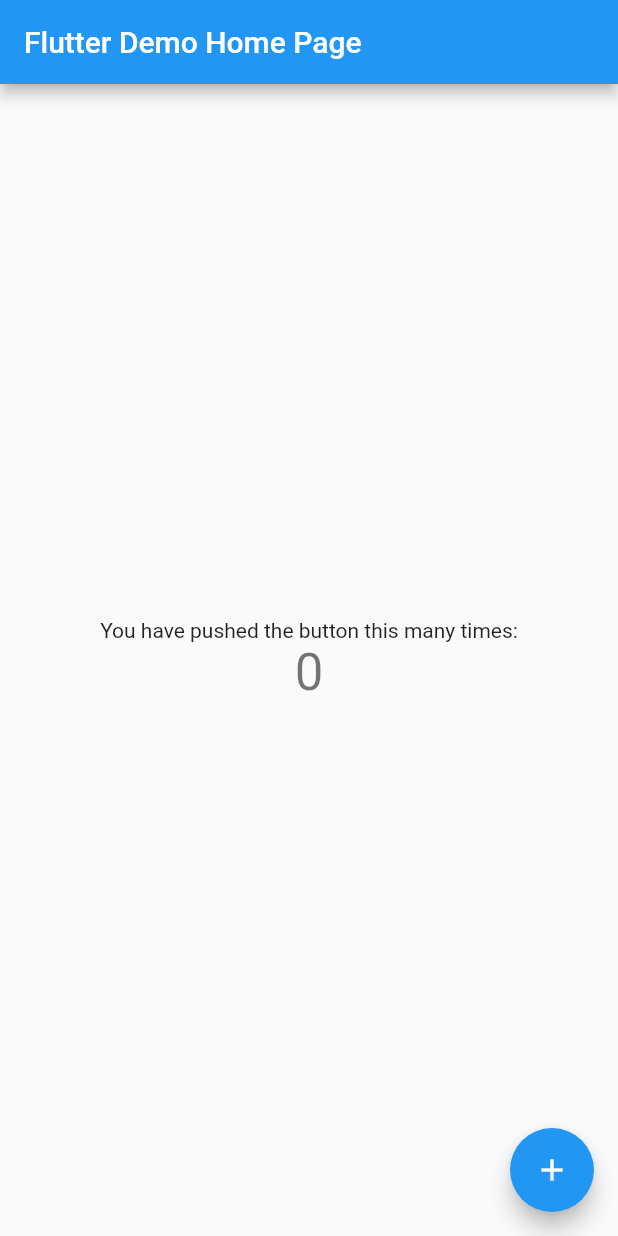
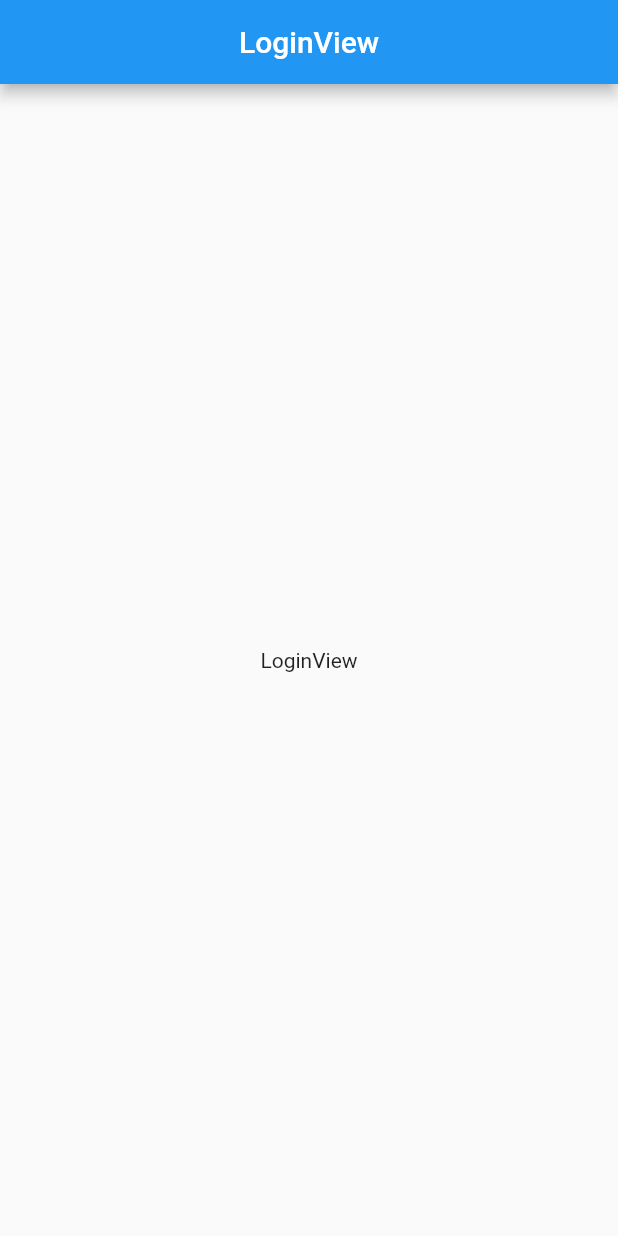
Before and after one commit to SergioK12/validacion-de-formularios, a Flutter app: the screen it shows after launch, on a phone screen of 412 x 824 dp. Run offline on Flutter 3.47's test engine with Material 2 defaults, Android fonts, the phone set to English and light mode, and no system bars.

Commit message:
Agregadas las bases

```diff
--- a/lib/main.dart
+++ b/lib/main.dart
@@ -1,115 +1,21 @@
 import 'package:flutter/material.dart';
+import 'package:validacion_de_formularios/views/views.dart';
 
-void main() {
-  runApp(const MyApp());
-}
+void main() => runApp(const MyApp());
 
 class MyApp extends StatelessWidget {
   const MyApp({super.key});
 
-  // This widget is the root of your application.
   @override
   Widget build(BuildContext context) {
     return MaterialApp(
-      title: 'Flutter Demo',
-      theme: ThemeData(
-        // This is the theme of your application.
-        //
-        // Try running your application with "flutter run". You'll see the
-        // application has a blue toolbar. Then, without quitting the app, try
-        // changing the primarySwatch below to Colors.green and then invoke
-        // "hot reload" (press "r" in the console where you ran "flutter run",
-        // or simply save your changes to "hot reload" in a Flutter IDE).
-        // Notice that the counter didn't reset back to zero; the application
-        // is not restarted.
-        primarySwatch: Colors.blue,
-      ),
-      home: const MyHomePage(title: 'Flutter Demo Home Page'),
+      debugShowCheckedModeBanner: false,
+      title: 'Validacion de formularios',
+     initialRoute: 'login',
+     routes: {
+      'login':(context) => const LoginView(),
+      'home':(context) => const HomeView()
+     },
     );
   }
 }
-
-class MyHomePage extends StatefulWidget {
-  const MyHomePage({super.key, required this.title});
-
-  // This widget is the home page of your application. It is stateful, meaning
-  // that it has a State object (defined below) that contains fields that affect
-  // how it looks.
-
-  // This class is the configuration for the state. It holds the values (in this
-  // case the title) provided by the parent (in this case the App widget) and
-  // used by the build method of the State. Fields in a Widget subclass are
-  // always marked "final".
-
-  final String title;
-
-  @override
-  State<MyHomePage> createState() => _MyHomePageState();
-}
-
-class _MyHomePageState extends State<MyHomePage> {
-  int _counter = 0;
-
-  void _incrementCounter() {
-    setState(() {
-      // This call to setState tells the Flutter framework that something has
-      // changed in this State, which causes it to rerun the build method below
-      // so that the display can reflect the updated values. If we changed
-      // _counter without calling setState(), then the build method would not be
-      // called again, and so nothing would appear to happen.
-      _counter++;
-    });
-  }
-
-  @override
-  Widget build(BuildContext context) {
-    // This method is rerun every time setState is called, for instance as done
-    // by the _incrementCounter method above.
-    //
-    // The Flutter framework has been optimized to make rerunning build methods
-    // fast, so that you can just rebuild anything that needs updating rather
-    // than having to individually change instances of widgets.
-    return Scaffold(
-      appBar: AppBar(
-        // Here we take the value from the MyHomePage object that was created by
-        // the App.build method, and use it to set our appbar title.
-        title: Text(widget.title),
-      ),
-      body: Center(
-        // Center is a layout widget. It takes a single child and positions it
-        // in the middle of the parent.
-        child: Column(
-          // Column is also a layout widget. It takes a list of children and
-          // arranges them vertically. By default, it sizes itself to fit its
-          // children horizontally, and tries to be as tall as its parent.
-          //
-          // Invoke "debug painting" (press "p" in the console, choose the
-          // "Toggle Debug Paint" action from the Flutter Inspector in Android
-          // Studio, or the "Toggle Debug Paint" command in Visual Studio Code)
-          // to see the wireframe for each widget.
-          //
-          // Column has various properties to control how it sizes itself and
-          // how it positions its children. Here we use mainAxisAlignment to
-          // center the children vertically; the main axis here is the vertical
-          // axis because Columns are vertical (the cross axis would be
-          // horizontal).
-          mainAxisAlignment: MainAxisAlignment.center,
-          children: <Widget>[
-            const Text(
-              'You have pushed the button this many times:',
-            ),
-            Text(
-              '$_counter',
-              style: Theme.of(context).textTheme.headlineMedium,
-            ),
-          ],
-        ),
-      ),
-      floatingActionButton: FloatingActionButton(
-        onPressed: _incrementCounter,
-        tooltip: 'Increment',
-        child: const Icon(Icons.add),
-      ), // This trailing comma makes auto-formatting nicer for build methods.
-    );
-  }
-}
--- /dev/null
+++ b/lib/views/homeview.dart
@@ -0,0 +1,16 @@
+import 'package:flutter/material.dart';
+
+class HomeView extends StatelessWidget {
+  const HomeView({Key? key}) : super(key: key);
+  @override
+  Widget build(BuildContext context) {
+    return Scaffold(
+      appBar: AppBar(
+        title: const Text('HomeView'),
+      ),
+      body: const Center(
+        child: Text('HomeView'),
+      ),
+    );
+  }
+}
--- /dev/null
+++ b/lib/views/loginview.dart
@@ -0,0 +1,17 @@
+import 'package:flutter/material.dart';
+
+class LoginView extends StatelessWidget {
+  const LoginView({Key? key}) : super(key: key);
+  @override
+  Widget build(BuildContext context) {
+    return Scaffold(
+      appBar: AppBar(
+        title: const Text('LoginView'),
+        centerTitle: true,
+      ),
+      body: const Center(
+        child: Text('LoginView'),
+      ),
+    );
+  }
+}
--- /dev/null
+++ b/lib/views/views.dart
@@ -0,0 +1,2 @@
+export 'package:validacion_de_formularios/views/homeview.dart';
+export 'package:validacion_de_formularios/views/loginview.dart';
```
